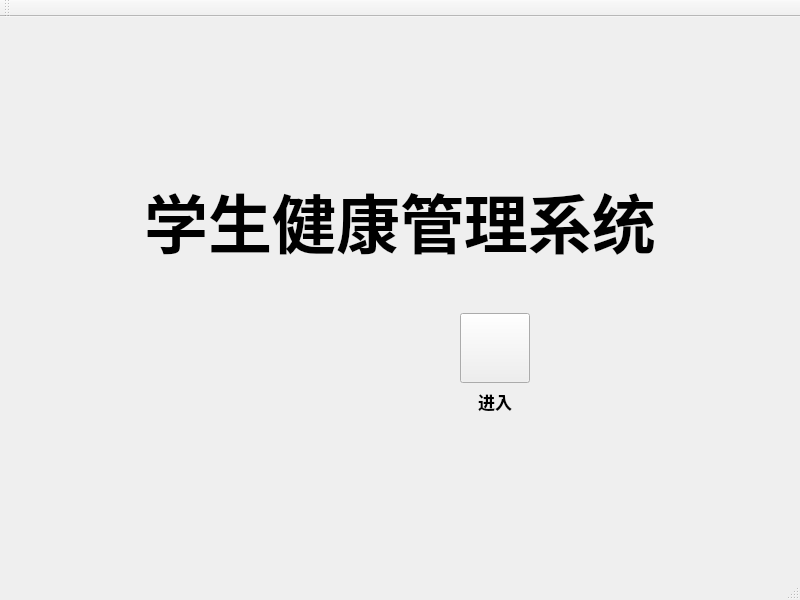
yuanluochen/Fitness-Eqiupment, file fitnessEquipment/mainwindow.ui: the form before one commit.
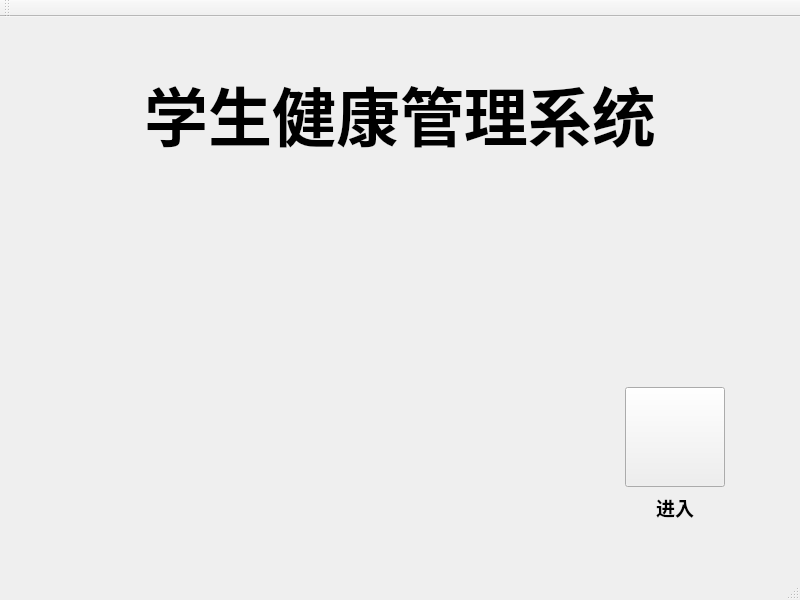
The form after the commit. Icons and pictures are not drawn.

Commit message: 优化了第一个界面

```diff
--- a/fitnessEquipment/mainwindow.ui
+++ b/fitnessEquipment/mainwindow.ui
@@ -21,7 +21,22 @@
    <string>MainWindow</string>
   </property>
   <widget class="QWidget" name="centralWidget">
-   <layout class="QGridLayout" name="gridLayout_2">
+   <layout class="QGridLayout" name="gridLayout">
+    <property name="leftMargin">
+     <number>0</number>
+    </property>
+    <property name="topMargin">
+     <number>11</number>
+    </property>
+    <property name="rightMargin">
+     <number>0</number>
+    </property>
+    <property name="horizontalSpacing">
+     <number>8</number>
+    </property>
+    <property name="verticalSpacing">
+     <number>0</number>
+    </property>
     <item row="0" column="1">
      <spacer name="verticalSpacer_2">
       <property name="orientation">
@@ -30,113 +45,36 @@
       <property name="sizeHint" stdset="0">
        <size>
         <width>20</width>
-        <height>126</height>
+        <height>16</height>
        </size>
       </property>
      </spacer>
     </item>
     <item row="1" column="0">
-     <spacer name="horizontalSpacer_3">
+     <spacer name="horizontalSpacer_2">
       <property name="orientation">
        <enum>Qt::Horizontal</enum>
       </property>
       <property name="sizeHint" stdset="0">
        <size>
-        <width>53</width>
+        <width>63</width>
         <height>20</height>
        </size>
       </property>
      </spacer>
     </item>
-    <item row="1" column="1">
-     <layout class="QGridLayout" name="gridLayout" rowstretch="0,0,0" columnstretch="2,0,1">
-      <item row="2" column="1">
-       <layout class="QVBoxLayout" name="verticalLayout">
-        <item>
-         <widget class="QPushButton" name="enterSystem">
-          <property name="minimumSize">
-           <size>
-            <width>70</width>
-            <height>70</height>
-           </size>
-          </property>
-          <property name="font">
-           <font>
-            <italic>false</italic>
-            <underline>false</underline>
-            <strikeout>false</strikeout>
-            <stylestrategy>PreferDefault</stylestrategy>
-            <kerning>true</kerning>
-           </font>
-          </property>
-          <property name="cursor">
-           <cursorShape>ArrowCursor</cursorShape>
-          </property>
-          <property name="styleSheet">
-           <string notr="true">border-image: url(:/resource/mainWindow/enter.png);</string>
-          </property>
-          <property name="text">
-           <string/>
-          </property>
-         </widget>
-        </item>
-        <item>
-         <widget class="QLabel" name="label_2">
-          <property name="font">
-           <font>
-            <pointsize>13</pointsize>
-           </font>
-          </property>
-          <property name="text">
-           <string>进入</string>
-          </property>
-          <property name="alignment">
-           <set>Qt::AlignCenter</set>
-          </property>
-         </widget>
-        </item>
-       </layout>
-      </item>
-      <item row="2" column="2">
-       <spacer name="horizontalSpacer_2">
-        <property name="orientation">
-         <enum>Qt::Horizontal</enum>
-        </property>
-        <property name="sizeHint" stdset="0">
-         <size>
-          <width>40</width>
-          <height>20</height>
-         </size>
-        </property>
-       </spacer>
-      </item>
-      <item row="2" column="0">
-       <spacer name="horizontalSpacer">
-        <property name="orientation">
-         <enum>Qt::Horizontal</enum>
-        </property>
-        <property name="sizeHint" stdset="0">
-         <size>
-          <width>40</width>
-          <height>20</height>
-         </size>
-        </property>
-       </spacer>
-      </item>
-      <item row="1" column="1">
-       <spacer name="verticalSpacer">
-        <property name="orientation">
-         <enum>Qt::Vertical</enum>
-        </property>
-        <property name="sizeHint" stdset="0">
-         <size>
-          <width>20</width>
-          <height>40</height>
-         </size>
-        </property>
-       </spacer>
-      </item>
-      <item row="0" column="0" colspan="3">
+    <item row="1" column="1" rowspan="2" colspan="2">
+     <layout class="QVBoxLayout" name="verticalLayout_2">
+      <property name="leftMargin">
+       <number>0</number>
+      </property>
+      <property name="topMargin">
+       <number>11</number>
+      </property>
+      <property name="rightMargin">
+       <number>0</number>
+      </property>
+      <item>
        <widget class="QLabel" name="label">
         <property name="minimumSize">
          <size>
@@ -146,6 +84,7 @@
         </property>
         <property name="font">
          <font>
+          <family>JetBrains Mono Medium</family>
           <pointsize>48</pointsize>
          </font>
         </property>
@@ -155,24 +94,153 @@
         <property name="alignment">
          <set>Qt::AlignCenter</set>
         </property>
+        <property name="wordWrap">
+         <bool>true</bool>
+        </property>
+        <property name="openExternalLinks">
+         <bool>false</bool>
+        </property>
        </widget>
       </item>
+      <item>
+       <spacer name="verticalSpacer">
+        <property name="orientation">
+         <enum>Qt::Vertical</enum>
+        </property>
+        <property name="sizeHint" stdset="0">
+         <size>
+          <width>20</width>
+          <height>40</height>
+         </size>
+        </property>
+       </spacer>
+      </item>
+      <item>
+       <layout class="QHBoxLayout" name="horizontalLayout">
+        <item>
+         <widget class="QLabel" name="label_3">
+          <property name="minimumSize">
+           <size>
+            <width>360</width>
+            <height>320</height>
+           </size>
+          </property>
+          <property name="maximumSize">
+           <size>
+            <width>16777215</width>
+            <height>16777215</height>
+           </size>
+          </property>
+          <property name="styleSheet">
+           <string notr="true">border-image: url(:/resource/mainWindow/equipment.png);</string>
+          </property>
+          <property name="text">
+           <string/>
+          </property>
+         </widget>
+        </item>
+        <item>
+         <spacer name="horizontalSpacer">
+          <property name="orientation">
+           <enum>Qt::Horizontal</enum>
+          </property>
+          <property name="sizeHint" stdset="0">
+           <size>
+            <width>40</width>
+            <height>20</height>
+           </size>
+          </property>
+         </spacer>
+        </item>
+        <item>
+         <layout class="QVBoxLayout" name="verticalLayout">
+          <property name="leftMargin">
+           <number>0</number>
+          </property>
+          <property name="topMargin">
+           <number>181</number>
+          </property>
+          <property name="rightMargin">
+           <number>0</number>
+          </property>
+          <property name="bottomMargin">
+           <number>11</number>
+          </property>
+          <item>
+           <widget class="QPushButton" name="enterSystem">
+            <property name="minimumSize">
+             <size>
+              <width>100</width>
+              <height>100</height>
+             </size>
+            </property>
+            <property name="font">
+             <font>
+              <italic>false</italic>
+              <underline>false</underline>
+              <strikeout>false</strikeout>
+              <stylestrategy>PreferDefault</stylestrategy>
+              <kerning>true</kerning>
+             </font>
+            </property>
+            <property name="cursor">
+             <cursorShape>ArrowCursor</cursorShape>
+            </property>
+            <property name="styleSheet">
+             <string notr="true">border-image: url(:/resource/mainWindow/enter.png);</string>
+            </property>
+            <property name="text">
+             <string/>
+            </property>
+           </widget>
+          </item>
+          <item>
+           <widget class="QLabel" name="label_2">
+            <property name="minimumSize">
+             <size>
+              <width>0</width>
+              <height>0</height>
+             </size>
+            </property>
+            <property name="maximumSize">
+             <size>
+              <width>16777215</width>
+              <height>16777215</height>
+             </size>
+            </property>
+            <property name="font">
+             <font>
+              <pointsize>14</pointsize>
+             </font>
+            </property>
+            <property name="text">
+             <string>进入</string>
+            </property>
+            <property name="alignment">
+             <set>Qt::AlignCenter</set>
+            </property>
+           </widget>
+          </item>
+         </layout>
+        </item>
+       </layout>
+      </item>
      </layout>
     </item>
-    <item row="1" column="2">
-     <spacer name="horizontalSpacer_4">
+    <item row="2" column="3">
+     <spacer name="horizontalSpacer_3">
       <property name="orientation">
        <enum>Qt::Horizontal</enum>
       </property>
       <property name="sizeHint" stdset="0">
        <size>
-        <width>53</width>
+        <width>63</width>
         <height>20</height>
        </size>
       </property>
      </spacer>
     </item>
-    <item row="2" column="1">
+    <item row="3" column="2">
      <spacer name="verticalSpacer_3">
       <property name="orientation">
        <enum>Qt::Vertical</enum>
@@ -180,7 +248,7 @@
       <property name="sizeHint" stdset="0">
        <size>
         <width>20</width>
-        <height>126</height>
+        <height>17</height>
        </size>
       </property>
      </spacer>
```
Left out of the diff: 3 changed lines with no effect on the pictures. The commit also changes 3 other files.
